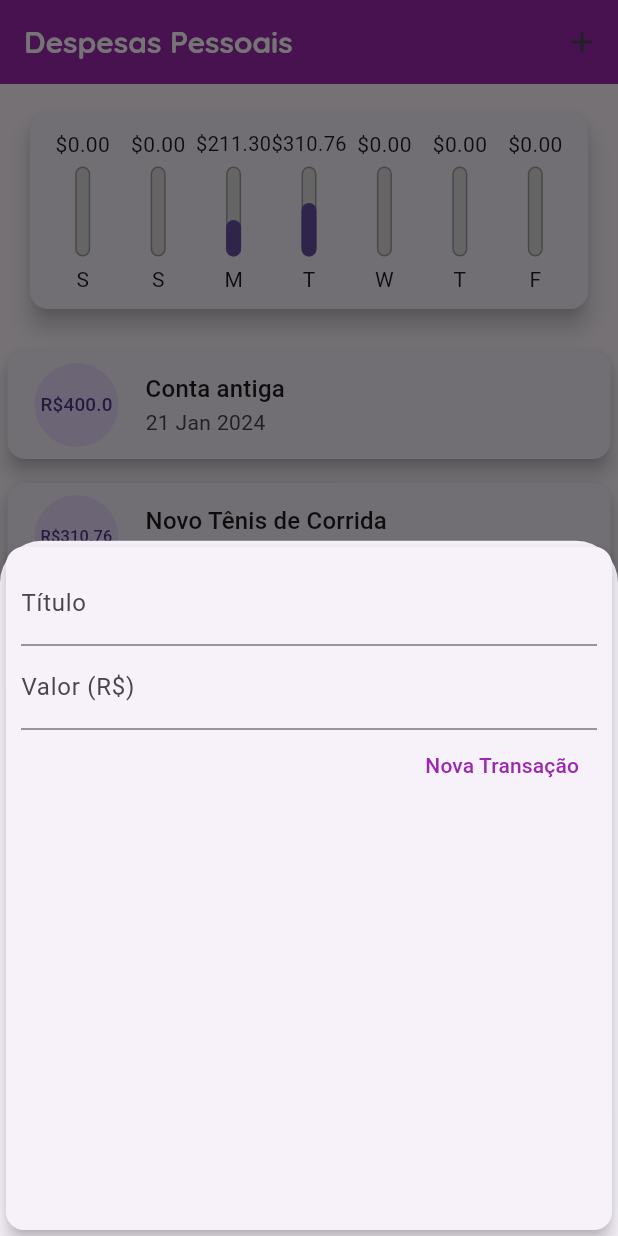
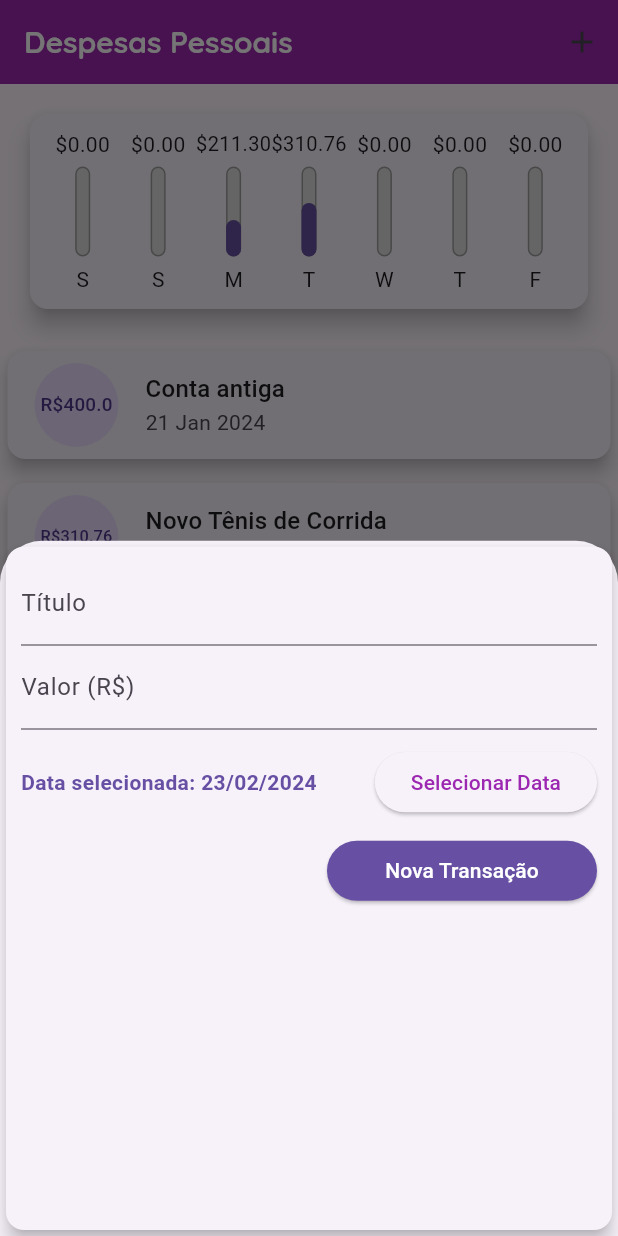
Before and after one commit to XxxCaetanoxxX/ProjetoExpanses, a Flutter app: the screen it shows after launch, after a tap on the "add" icon, on a phone screen of 412 x 824 dp. Run offline on Flutter 3.47's test engine with Material 3 defaults, Android fonts, the phone set to English and light mode, and no system bars.

Commit message:
adicionando datas a transação

```diff
--- a/lib/components/transaction_form.dart
+++ b/lib/components/transaction_form.dart
@@ -1,4 +1,5 @@
 import 'package:flutter/material.dart';
+import 'package:intl/intl.dart';
 
 class TransactionForm extends StatefulWidget {
   final void Function(String, double) onSubmit;
@@ -10,19 +11,38 @@ class TransactionForm extends StatefulWidget {
 }
 
 class _TransactionFormState extends State<TransactionForm> {
-  final titleController = TextEditingController();
-
-  final valueController = TextEditingController();
+  final _titleController = TextEditingController();
+  final _valueController = TextEditingController();
+  late DateTime _selectedDate = DateTime.now();
 
   _submitForm() {
-    final title = titleController.text;
-    final value = double.tryParse(valueController.text) ?? 0;
+    final title = _titleController.text;
+    final value = double.tryParse(_valueController.text) ?? 0;
 
     if (title.isEmpty || value <= 0) {
       return;
     }
 
     widget.onSubmit(title, value);
+  }
+
+  _showDatePicker() {
+    showDatePicker(
+      context: context,
+      initialDate: DateTime.now(),
+      firstDate: DateTime(2023),
+      lastDate: DateTime.now(),
+    ).then(
+      (pickedDate) {
+        if (pickedDate == null) {
+          return;
+        }
+
+        setState(() {
+          _selectedDate = pickedDate;
+        });
+      },
+    );
   }
 
   @override
@@ -34,31 +54,63 @@ class _TransactionFormState extends State<TransactionForm> {
         child: Column(
           children: [
             TextField(
-              controller: titleController,
+              controller: _titleController,
               onSubmitted: (_) => _submitForm(),
               decoration: InputDecoration(
                 labelText: 'Título',
               ),
             ),
             TextField(
-              controller: valueController,
+              controller: _valueController,
               keyboardType: TextInputType.numberWithOptions(decimal: true),
               onSubmitted: (_) => _submitForm(),
               decoration: InputDecoration(
                 labelText: 'Valor (R\$)',
               ),
             ),
+            Container(
+              height: 70,
+              child: Row(
+                children: [
+                  Expanded(
+                    child: Text(
+                      _selectedDate == null
+                          ? 'Nenhuma data selecionada!'
+                          : 'Data selecionada: ${DateFormat('dd/MM/y').format(_selectedDate)}',
+                      style: TextStyle(
+                          color: Theme.of(context).primaryColor,
+                          fontWeight: FontWeight.bold),
+                    ),
+                  ),
+                  ElevatedButton(
+                    onPressed: _showDatePicker,
+                    child: Text('Selecionar Data'),
+                  )
+                ],
+              ),
+            ),
             Row(
               mainAxisAlignment: MainAxisAlignment.end,
               children: <Widget>[
-                TextButton(
-                  child: Text(
-                    'Nova Transação',
-                    style: TextStyle(
-                      color: Colors.purple,
+                ElevatedButton(
+                  onPressed: _submitForm,
+                  style: ElevatedButton.styleFrom(
+                    // ignore: deprecated_member_use
+                    primary: Theme.of(context).primaryColor,
+                    padding: EdgeInsets.symmetric(horizontal: 15),
+                  ),
+                  child: Container(
+                    height: 30,
+                    width: 150,
+                    alignment: Alignment.center,
+                    child: Text(
+                      'Nova Transação',
+                      style: TextStyle(
+                        // ignore: deprecated_member_use
+                        color: Colors.white,
+                      ),
                     ),
                   ),
-                  onPressed: _submitForm,
                 )
               ],
             ),
```
Also changed, not shown: lib/components/transaction_list.dart (+0 -42 lines).
